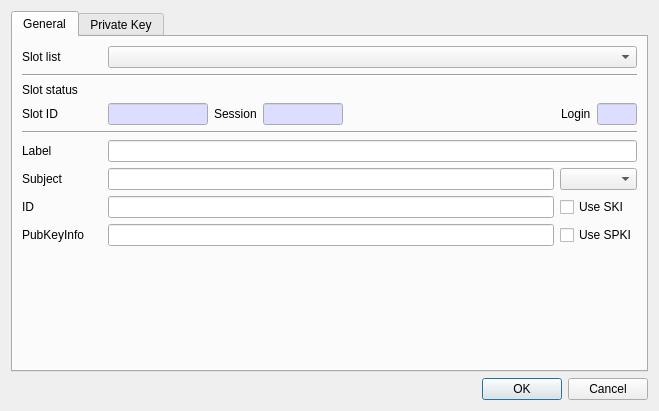
The window that CryptokiMan/create_dsa_pri_key_dlg.ui (jykim74/CryptokiMan) describes before a commit, drawn with Qt 5.
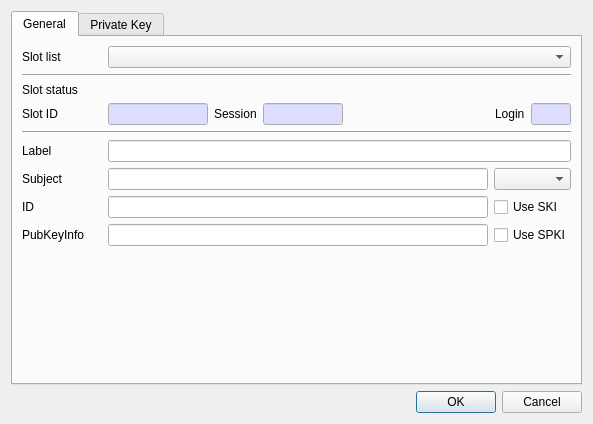
The same window after the commit.

Patch:
```diff
--- a/CryptokiMan/create_dsa_pri_key_dlg.ui
+++ b/CryptokiMan/create_dsa_pri_key_dlg.ui
@@ -6,8 +6,8 @@
    <rect>
     <x>0</x>
     <y>0</y>
-    <width>659</width>
-    <height>398</height>
+    <width>564</width>
+    <height>424</height>
    </rect>
   </property>
   <property name="windowTitle">
```
